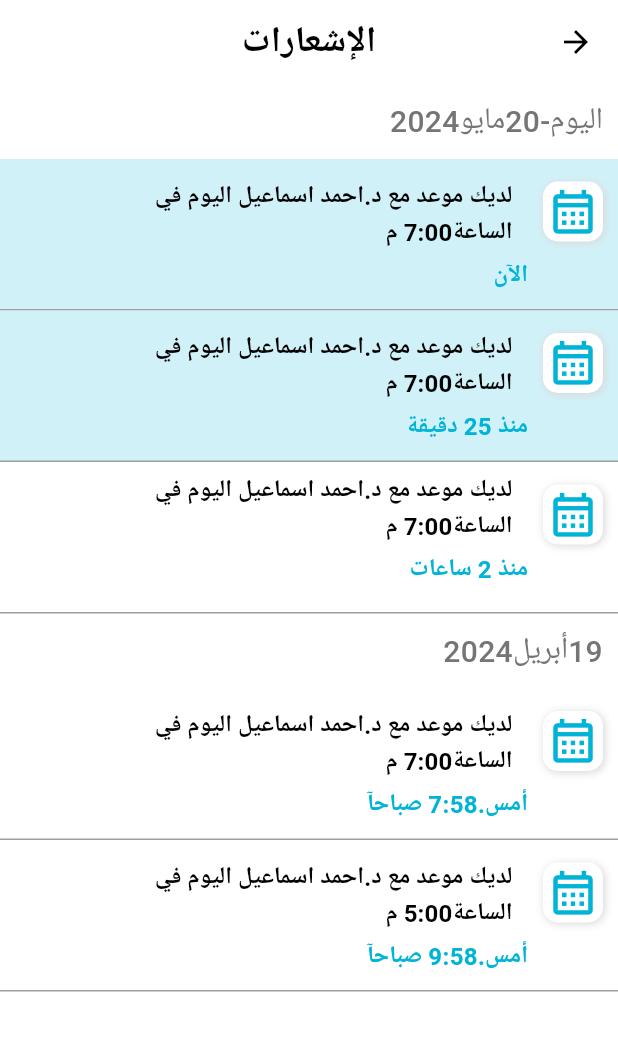
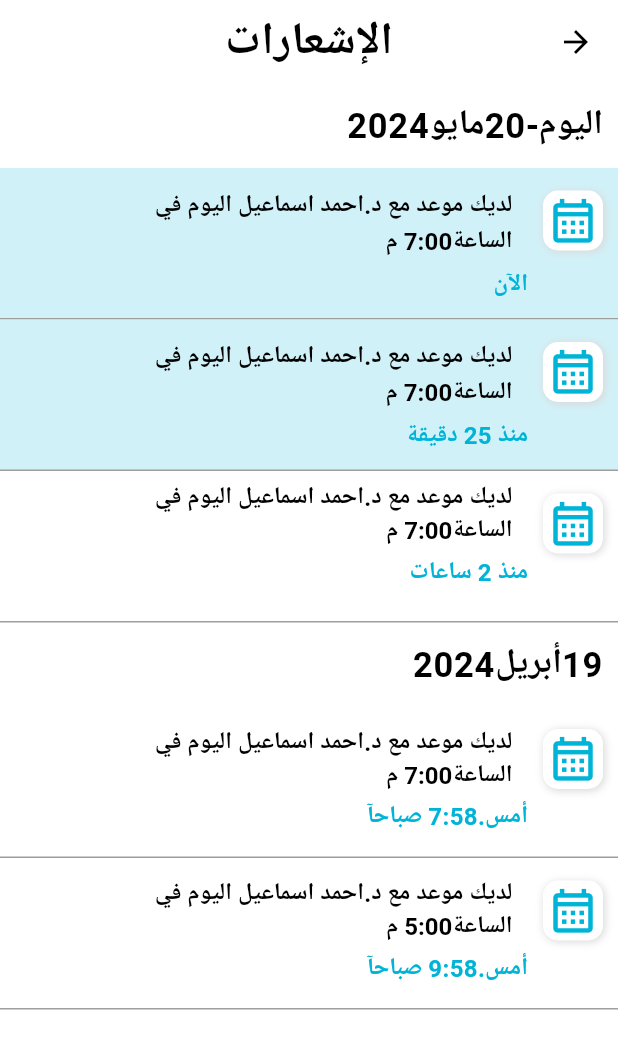
Before and after one commit to mahmoudhany122/bless, a Flutter app: the NotificationScreen screen opened directly, on a phone screen of 412 x 824 dp. Shown: the top 1049 px of the screen. Run offline on Flutter 3.47's test engine with Material 3 defaults, Android fonts, the phone set to English and light mode, and no system bars; our stand-ins replace audioplayers, carousel_slider, chat_bubbles, cloud_firestore, file_picker, firebase_core and 10 more; missing offline and left inert: agora_rtc_engine; accounts and stored records are empty; network calls fail.

Commit message:
Merge remote-tracking branch 'origin/master'
# Conflicts:
#	lib/modules/chat.dart

```diff
--- a/lib/language/ar.dart
+++ b/lib/language/ar.dart
@@ -200,6 +200,9 @@
   "فيسبوك":"فيسبوك",
   "واتساب":"واتساب",
   "ادعو أصدقاء":"ادعو أصدقاء",
+  "الوضع":"الوضع",
+  'فاتح':'فاتح',
+  'غامق':'غامق',
 
 
 
--- a/lib/language/en.dart
+++ b/lib/language/en.dart
@@ -198,9 +198,10 @@
   "انستجرام":"Instagram",
   "فيسبوك":"Facebook",
   "واتساب":"Whatsapp",
-  "ادعو أصدقاء":"Invent Friends"
-
-
+  "ادعو أصدقاء":"Invent Friends",
+  "الوضع":"Mode",
+  'فاتح':"Light",
+  'غامق':"Dark",
 
 
 
--- a/lib/main.dart
+++ b/lib/main.dart
@@ -53,7 +53,7 @@
     return GetMaterialApp(
       debugShowCheckedModeBanner: false,
       theme: selectedTheme,
-      home:ChatScreen(),
+      home:BottomNav(),
       translations: Translation(),
       locale: Locale('ar'),
       fallbackLocale: Locale('ar'),
--- a/lib/modules/add_after_signu.dart
+++ b/lib/modules/add_after_signu.dart
@@ -110,7 +110,7 @@
         title: Center(
           child: Text(
             "تعديل الملف الشخصي".tr,
-            style: Theme.of(context).textTheme.bodyText1,
+            style: Theme.of(context).textTheme.headlineLarge,
           ),
         ),
         backgroundColor: Colors.white,
--- a/lib/modules/chat.dart
+++ b/lib/modules/chat.dart
@@ -163,12 +163,12 @@
         // Handle network errors
         print('Error: $error');
       }
+
     }
-    sendMessage("audio");
   }
 
-  play(url)async{
-    await _audioPlayer.play(UrlSource(url));
+  play(_filePath)async{
+    await _audioPlayer.play(UrlSource(_filePath));
     setState(() {
       _isPlayer=true;
     });
--- a/lib/modules/explore.dart
+++ b/lib/modules/explore.dart
@@ -9,7 +9,7 @@
   Widget build(BuildContext context) {
     return Scaffold(
       appBar: AppBar(
-        title: Text('Explore'),
+        title: Text('Explore',style: Theme.of(context).textTheme.bodyText2,),
       ),
       body: Padding(
         padding: EdgeInsets.all(10),
--- a/lib/modules/gem.dart
+++ b/lib/modules/gem.dart
@@ -88,7 +88,7 @@
               SizedBox(height: 20),
               Text(
                 'التمارين المتاحة'.tr,
-                style: Theme.of(context).textTheme.headline6,
+                style: Theme.of(context).textTheme.headline5,
               ),
               SizedBox(height: 10),
               GridView.builder(
--- a/lib/modules/imagine.dart
+++ b/lib/modules/imagine.dart
@@ -77,7 +77,7 @@
             SizedBox(height: 20),
             Text(
               'التمارين المتاحة'.tr,
-              style: Theme.of(context).textTheme.headline6,
+              style: Theme.of(context).textTheme.headline5,
             ),
             SizedBox(height: 10),
             Obx(() => GridView.builder(
--- a/lib/modules/notification.dart
+++ b/lib/modules/notification.dart
@@ -17,7 +17,7 @@
     bool _value = false;
     return Scaffold(
       appBar: AppBar(
-        title: Text("الإشعارات".tr,style: TextStyle(fontWeight: FontWeight.bold,color: Colors.black,fontSize: 24),),
+        title: Text("الإشعارات".tr,style:  Theme.of(context).textTheme.bodyText2,),
         centerTitle: true,
       ),
       body:  ListView(
@@ -27,7 +27,7 @@
             children: [
               Container(
                 margin: EdgeInsets.all(10),
-                child:  Text("اليوم-20مايو2024".tr,style: TextStyle(fontSize: 20,color: Colors.grey.shade600,fontWeight: FontWeight.w500,),),
+                child:  Text("اليوم-20مايو2024".tr,style: Theme.of(context).textTheme.bodyText1,),
               ),
               Container(
                   height: 101,
@@ -157,12 +157,12 @@
                                 TextButton(onPressed: (){}, child: Column(
                                   crossAxisAlignment: CrossAxisAlignment.start,
                                   children: [
-                                    Text("لديك موعد مع د.احمد اسماعيل اليوم في الساعة7:00 م".tr,style: TextStyle(fontSize: 16,color: Colors.black,fontWeight: FontWeight.bold),),
+                                    Text("لديك موعد مع د.احمد اسماعيل اليوم في الساعة7:00 م".tr,style:Theme.of(context).textTheme.headline5 ,),
 
                                   ],
                                 ),
                                 ),
-                                Text("منذ 2 ساعات".tr,style:TextStyle(color: HexColor('00B4D8'),fontSize: 16 ,fontWeight: FontWeight.bold)) ,
+                                Text("منذ 2 ساعات".tr,style:TextStyle(color: HexColor('00B4D8'),fontSize: 16 )) ,
                               ],
                             ) ,
                           ),
@@ -175,7 +175,7 @@
               ),
               Container(
                 margin: EdgeInsets.all(10),
-                child:  Text("19أبريل2024".tr,style: TextStyle(fontSize: 20,color: Colors.grey.shade600,fontWeight: FontWeight.w500,),),
+                child:  Text("19أبريل2024".tr,style: Theme.of(context).textTheme.bodyText1,),
               ),
               Container(
                   height: 101,
@@ -209,8 +209,8 @@
                             child: Column(
                               crossAxisAlignment: CrossAxisAlignment.start,
                               children: [
-                                TextButton(onPressed: (){}, child:Text("لديك موعد مع د.احمد اسماعيل اليوم في الساعة7:00 م".tr,style: TextStyle(fontSize: 16,color: Colors.black,fontWeight: FontWeight.bold),), ),
-                                Text("أمس.7:58 صباحآ".tr,style:TextStyle(color: HexColor('00B4D8'),fontSize: 16 ) ,),
+                                TextButton(onPressed: (){}, child:Text("لديك موعد مع د.احمد اسماعيل اليوم في الساعة7:00 م".tr,style: Theme.of(context).textTheme.headline5,), ),
+                                Text("أمس.7:58 صباحآ".tr,style:TextStyle(color: HexColor('00B4D8'),fontSize: 16 )),
                               ],
                             ) ,
                           ),
@@ -252,7 +252,7 @@
                             child: Column(
                               crossAxisAlignment: CrossAxisAlignment.start,
                               children: [
-                                TextButton(onPressed: (){}, child: Text("لديك موعد مع د.احمد اسماعيل اليوم في الساعة5:00 م".tr,style: TextStyle(fontSize: 16,color: Colors.black,fontWeight: FontWeight.bold),), ),
+                                TextButton(onPressed: (){}, child: Text("لديك موعد مع د.احمد اسماعيل اليوم في الساعة5:00 م".tr,style: Theme.of(context).textTheme.headline5,), ),
                                 Text("أمس.9:58 صباحآ".tr,style:TextStyle(color: HexColor('00B4D8'),fontSize: 16 ) ,),
                               ],
                             ) ,
--- a/lib/modules/yoga.dart
+++ b/lib/modules/yoga.dart
@@ -88,7 +88,7 @@
               SizedBox(height: 20),
               Text(
                 'التمارين المتاحة'.tr,
-                style: Theme.of(context).textTheme.headline6,
+                style: Theme.of(context).textTheme.headline5,
               ),
               SizedBox(height: 10),
               GridView.builder(
--- a/lib/themes/themes.dart
+++ b/lib/themes/themes.dart
@@ -29,7 +29,11 @@
       fontWeight: FontWeight.w600,
       fontSize: 20.0,
       color: Colors.white,
-
+    ),
+    headlineLarge: TextStyle(
+      fontWeight: FontWeight.w600,
+      fontSize: 30.0,
+      color: Colors.black,
     ),
     bodyText2: TextStyle(
       color: Colors.white,
@@ -37,8 +41,14 @@
       fontWeight: FontWeight.bold,
     ),
     headline6: TextStyle(
+      color: Colors.black,
+      fontSize: 17,
+
+    ),
+      headline5  : TextStyle(
       color: Colors.white,
-      fontSize: 17,
+      fontSize: 16,
+
     ),
   ),
   bottomNavigationBarTheme: BottomNavigationBarThemeData(
@@ -156,6 +166,17 @@
       fontWeight: FontWeight.w400,
       fontSize: 17,
     ),
+    headline5  : TextStyle(
+      color: Colors.black,
+      fontSize: 16,
+      fontWeight: FontWeight.bold
+
+    ),
+    headlineLarge: TextStyle(
+      fontWeight: FontWeight.w600,
+      fontSize: 30.0,
+      color: Colors.black,
+    ),
     button:  TextStyle(
       color: Colors.white,
       fontSize: 20,
```
Also changed, not shown: lib/modules/dark.dart (+36 -36 lines), lib/modules/profile1.dart (+60 -14 lines), pubspec.lock.
